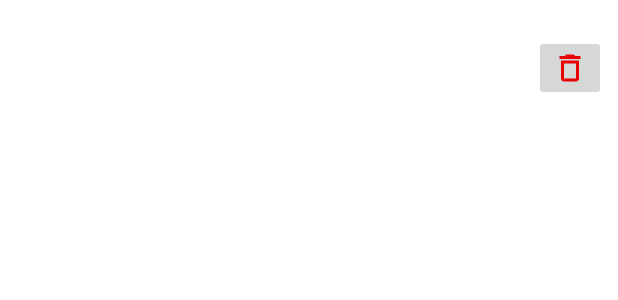
After one commit to b21albda/FoodApp, an Android app: the layout cart_item.xml on its own in the app's theme, with its tools: preview values and no code run, on a phone screen of 412 x 824 dp. The commit adds this screen. Shown: the top 300 px of the screen. Run offline under Robolectric (Android 15) with nearby library versions, the phone set to English and light mode, and no system bars.

Commit message:
Changed cart implementation to use database

```diff
--- /dev/null
+++ b/app/src/main/res/drawable/ic_delete.xml
@@ -0,0 +1,5 @@
+<vector android:height="24dp" android:tint="#EA0303"
+    android:viewportHeight="24" android:viewportWidth="24"
+    android:width="24dp" xmlns:android="http://schemas.android.com/apk/res/android">
+    <path android:fillColor="@android:color/white" android:pathData="M6,19c0,1.1 0.9,2 2,2h8c1.1,0 2,-0.9 2,-2L18,7L6,7v12zM8,9h8v10L8,19L8,9zM15.5,4l-1,-1h-5l-1,1L5,4v2h14L19,4z"/>
+</vector>
--- /dev/null
+++ b/app/src/main/res/layout/cart_item.xml
@@ -0,0 +1,47 @@
+<?xml version="1.0" encoding="utf-8"?>
+<androidx.constraintlayout.widget.ConstraintLayout xmlns:android="http://schemas.android.com/apk/res/android"
+    android:layout_width="match_parent"
+    android:layout_height="wrap_content"
+    xmlns:app="http://schemas.android.com/apk/res-auto">
+
+    <ImageView
+        android:id="@+id/iv_cart"
+        android:layout_width="90dp"
+        android:layout_height="90dp"
+        android:layout_marginStart="10dp"
+        app:layout_constraintTop_toTopOf="parent"
+        app:layout_constraintBottom_toBottomOf="parent"
+        app:layout_constraintStart_toStartOf="parent" />
+
+    <TextView
+        android:id="@+id/tv_name_cart"
+        android:layout_width="wrap_content"
+        android:layout_height="wrap_content"
+        android:layout_marginStart="8dp"
+        android:layout_marginTop="10dp"
+        android:textSize="20dp"
+        app:layout_constraintTop_toTopOf="@id/iv_cart"
+        app:layout_constraintStart_toEndOf="@id/iv_cart"/>
+
+    <TextView
+        android:id="@+id/tv_price_cart"
+        android:layout_width="wrap_content"
+        android:layout_height="wrap_content"
+        android:layout_marginTop="4dp"
+        android:layout_marginStart="8dp"
+        app:layout_constraintTop_toBottomOf="@id/tv_name_cart"
+        app:layout_constraintBottom_toBottomOf="parent"
+        app:layout_constraintStart_toEndOf="@id/iv_cart"/>
+
+
+    <ImageButton
+        android:id="@+id/btn_remove_from_cart"
+        android:layout_width="wrap_content"
+        android:layout_height="wrap_content"
+        android:src="@drawable/ic_delete"
+        android:layout_marginEnd="8dp"
+        app:layout_constraintTop_toTopOf="parent
+"       app:layout_constraintBottom_toBottomOf="parent"
+        app:layout_constraintEnd_toEndOf="parent" />
+
+</androidx.constraintlayout.widget.ConstraintLayout>
--- a/app/src/main/res/layout/fragment_cart.xml
+++ b/app/src/main/res/layout/fragment_cart.xml
@@ -9,7 +9,8 @@
     <androidx.recyclerview.widget.RecyclerView
         android:id="@+id/cart_recyclerView"
         android:layout_width="match_parent"
-        android:layout_height="match_parent"/>
+        android:layout_height="match_parent"
+        android:layout_marginBottom="40dp"/>
 
     <TextView
         android:id="@+id/tv_info_cart"
@@ -22,6 +23,7 @@
         android:id="@+id/checkoutBox"
         android:layout_width="match_parent"
         android:layout_height="wrap_content"
+        android:background="@color/white"
         android:layout_gravity="bottom">
         <TextView
             android:id="@+id/tv_total"
```
Also changed, not shown: app/src/main/java/com/example/foodapp/adapters/CartAdapter.java (+53 -2 lines), app/src/main/java/com/example/foodapp/data/Cart.java (deleted, +0 -68 lines), app/src/main/java/com/example/foodapp/data/Food.java (+15 -0 lines), app/src/main/java/com/example/foodapp/database/CartHelper.java (added, +162 -0 lines), app/src/main/java/com/example/foodapp/database/DatabaseTables.java (+29 -2 lines).
